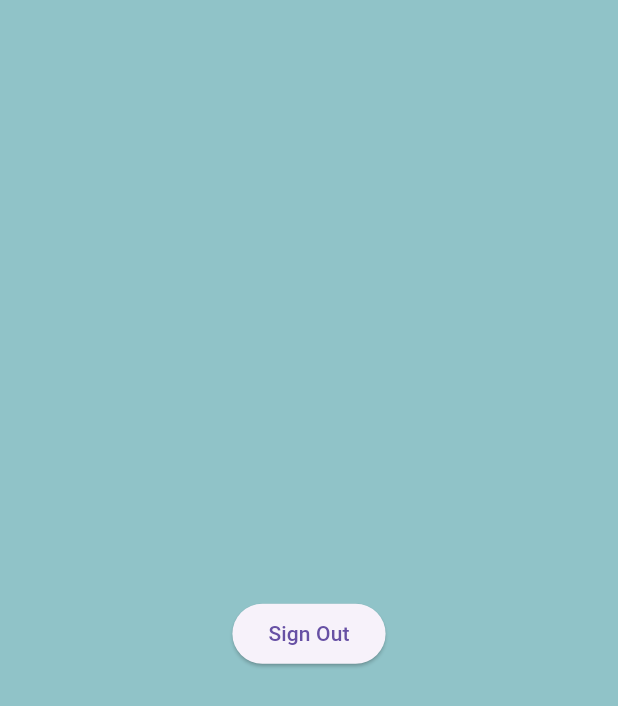
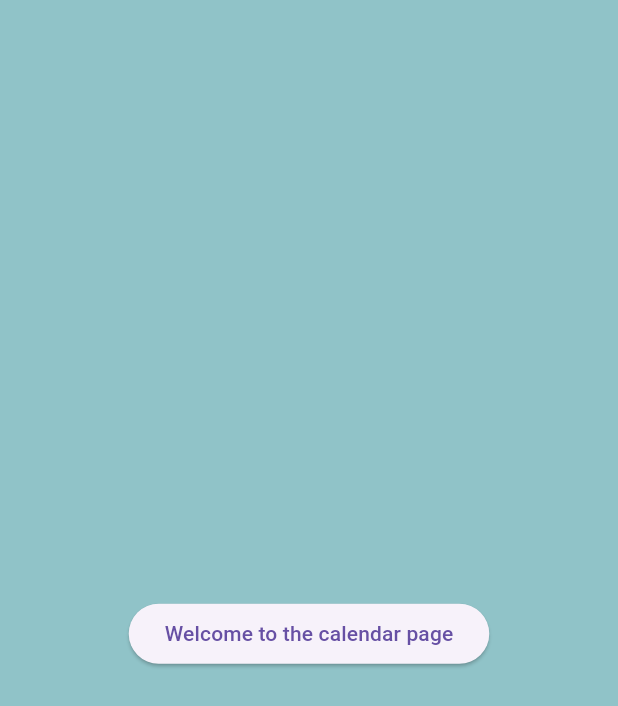
Before and after one commit to AugustanaCSC490Spring2024/Osprey, a Flutter app: the Calendar screen opened directly, on a phone screen of 412 x 824 dp. Shown: the top 706 px of the screen. Run offline on Flutter 3.47's test engine with Material 3 defaults, Android fonts, the phone set to English and light mode, and no system bars; our stand-ins replace firebase_auth, firebase_core; accounts and stored records are empty.

Commit message:
added connection for calendar page

```diff
--- a/transform66/lib/pages/calendar_page.dart
+++ b/transform66/lib/pages/calendar_page.dart
@@ -18,7 +18,7 @@ class Calendar extends StatelessWidget {
   Widget _signOutButton(){
     return ElevatedButton(
       onPressed: signOut,
-      child: const Text('Sign Out'),
+      child: const Text('Welcome to the calendar page'),
     );
   }
 
```
Also changed, not shown: transform66/lib/pages/progress_page.dart (+9 -1 lines).
